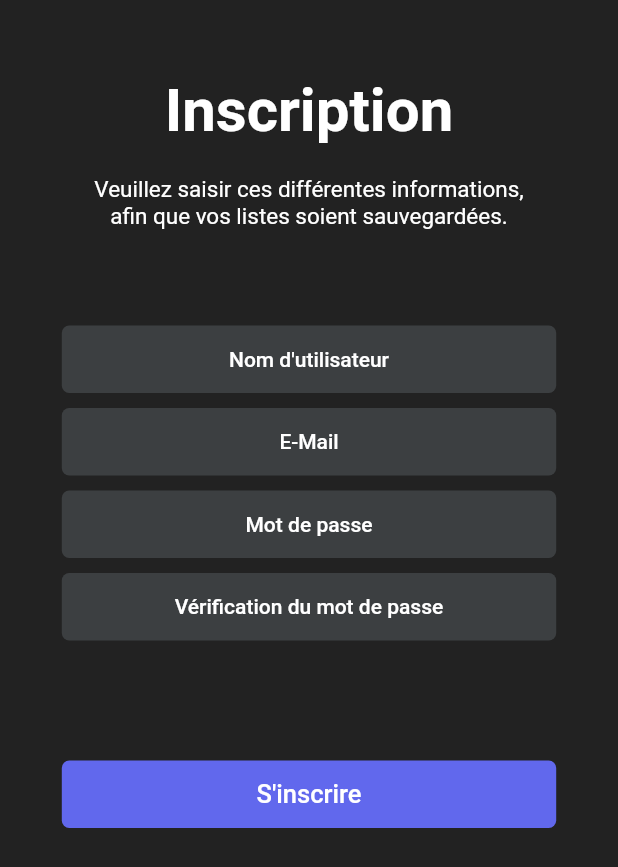
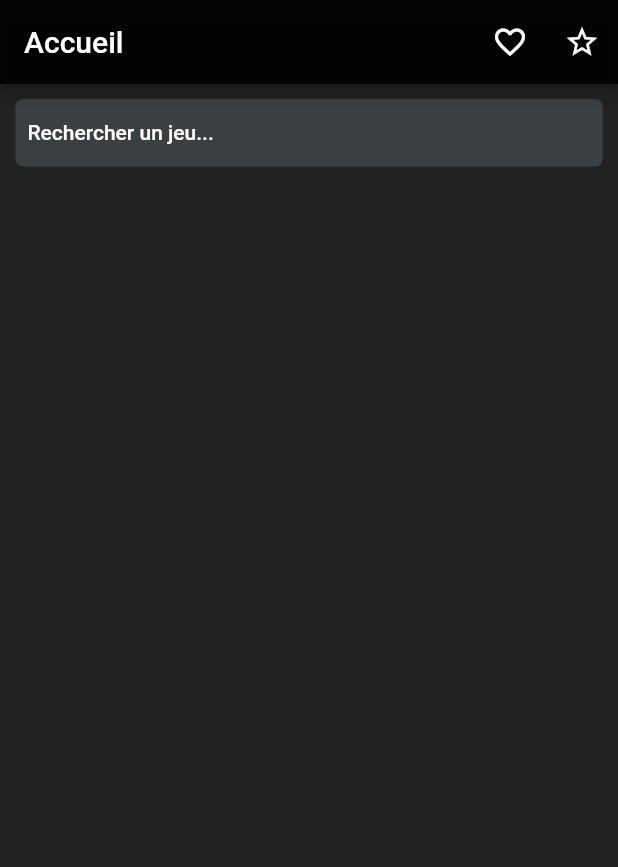
Before and after one commit to Hassna16/projetv2, a Flutter app: the screen it shows after launch, on a phone screen of 412 x 824 dp. Shown: the top 867 px of the screen. Run offline on Flutter 3.47's test engine with Material 2 defaults, Android fonts, the light colour scheme and no system bars.

Commit message:
Accueil fav+star

```diff
--- a/lib/main.dart
+++ b/lib/main.dart
@@ -13,7 +13,7 @@ class MyApp extends StatelessWidget {
   Widget build(BuildContext context) {
     return MaterialApp(
       title: 'STEAM',
-
+      debugShowCheckedModeBanner: false,
       theme: ThemeData(
 
         primarySwatch: Colors.blue,
@@ -34,14 +34,35 @@ class MyHomePage extends StatefulWidget {
 }
 
 class _MyHomePageState extends State<MyHomePage> {
-  int _counter = 0;
 
-  void _incrementCounter() {
+  bool favoris = false;
+  bool star = false;
+
+
+  void Fav (){
     setState(() {
-      _counter++;
+
+
+      if (favoris){
+        favoris=false;
+      }
+      else {
+        favoris= true;
+      }
     });
   }
+  void etoile(){
+    setState(() {
 
+
+      if (star){
+        star=false;
+      }
+      else {
+        star= true;
+      }
+    });
+  }
   @override
   Widget build(BuildContext context) {
 /*
@@ -209,8 +230,8 @@ class _MyHomePageState extends State<MyHomePage> {
       ),
       // This trailing comma makes auto-formatting nicer for build methods.
     ));*/
-  //PAGE INSCRIPTION 2
-    return Scaffold(
+    //PAGE INSCRIPTION 2
+    /*return Scaffold(
         backgroundColor: Colors.black87,
         body:
         Align(
@@ -276,7 +297,7 @@ class _MyHomePageState extends State<MyHomePage> {
                 SizedBox.square(
                   dimension: 10.0,
                 ),
-// MOT DE PASSE
+// E-Mail
                 SizedBox(
                     height: 45,
                     width: 1500,
@@ -372,6 +393,72 @@ class _MyHomePageState extends State<MyHomePage> {
 
           ),
           // This trailing comma makes auto-formatting nicer for build methods.
-        ));
+        ));*/
+    return Scaffold(
+        appBar: AppBar(
+          backgroundColor : Colors.black87,
+
+          title: Text("Accueil"),
+
+          centerTitle: false,
+          actions: [
+            IconButton(
+
+              icon: favoris ? Icon(Icons.favorite): Icon(Icons.favorite_border_outlined),
+              onPressed: Fav,
+            ),
+
+
+
+            IconButton(
+              onPressed: etoile,
+              icon: star ? Icon(Icons.star) : Icon(Icons.star_border_outlined),
+
+            )
+          ],
+        ),
+        backgroundColor: Colors.black87,
+        body:
+        Align(
+            alignment: Alignment.topCenter,
+
+            child: FractionallySizedBox(
+                widthFactor: 0.95,
+
+
+                child: Column(
+
+
+                  mainAxisSize: MainAxisSize.min,
+                  children: <Widget>[
+
+                    SizedBox.square(
+                      dimension: 10.0,
+                    ),
+                    SizedBox(
+                        height: 45,
+                        width: 2000,
+                        child  :TextButton(
+                            onPressed: () {},
+                            child: Row(
+                              children: [
+                                Expanded(child: Text('Rechercher un jeu...')),
+
+                              ],
+
+                            ),  style: OutlinedButton.styleFrom(
+                          primary: Colors.white,
+                          shape: RoundedRectangleBorder(borderRadius: BorderRadius.circular(5),),
+                          backgroundColor: Color.fromRGBO(60, 63, 65, 1.0),
+                        ))),
+
+                  ],)
+
+
+
+
+
+
+            )));
   }
 }
--- a/pubspec.yaml
+++ b/pubspec.yaml
@@ -60,8 +60,8 @@ flutter:
   uses-material-design: true
 
   # To add assets to your application, add an assets section, like this:
-  assets:
-     - images/fondecrannoir.jpg
+  #assets:
+  #  - images/fondecrannoir.jpg
 
 
   # An image asset can refer to one or more resolution-specific "variants", see
```
